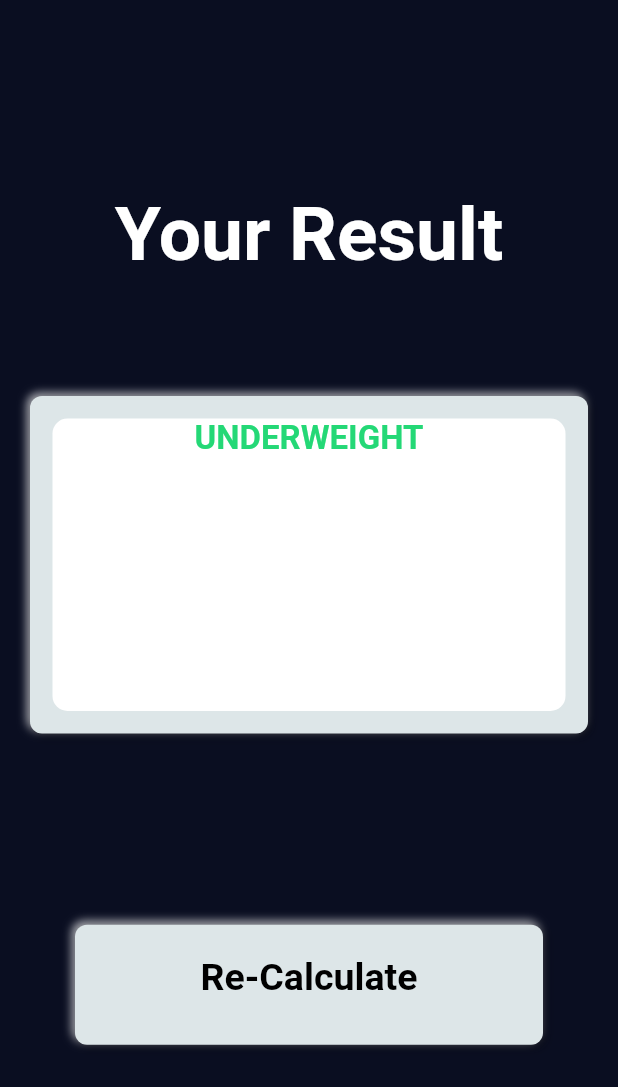
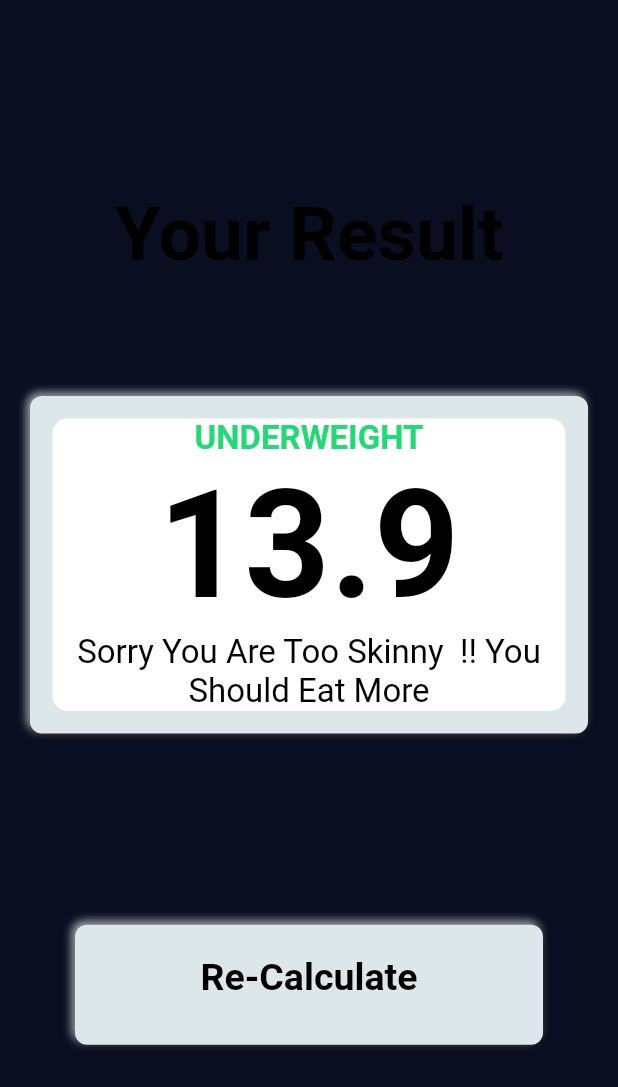
Before and after one commit to yousaf753/bmi_calculator, a Flutter app: the screen it shows after launch, after a tap on "Calculate", on a phone screen of 412 x 824 dp. Shown: the top 1087 px of the screen. Run offline on Flutter 3.47's test engine with Material 2 defaults, Android fonts, the phone set to English and light mode, and no system bars; drawn by our look-alikes of flutter_neumorphic; our stand-ins replace font_awesome_flutter.

Commit message:
style update

```diff
--- a/lib/constants.dart
+++ b/lib/constants.dart
@@ -21,10 +21,10 @@ const kLargeButtonTextStyle = TextStyle(
   fontWeight: FontWeight.bold,
   color: Colors.black,
 );
-
 const kTitleTextStyle = TextStyle(
   fontSize: 50.0,
   fontWeight: FontWeight.bold,
+  color: Colors.black,
 );
 
 const kResultTextStyle = TextStyle(
@@ -34,6 +34,7 @@ const kResultTextStyle = TextStyle(
 );
 
 const kBMITextStyle = TextStyle(
+  color: Colors.black,
   fontSize: 100.0,
   fontWeight: FontWeight.bold,
 );
@@ -41,4 +42,5 @@ const kBMITextStyle = TextStyle(
 
 const kBodyTextStyle = TextStyle(
   fontSize: 22,
+  color: Colors.black,
 );
```
